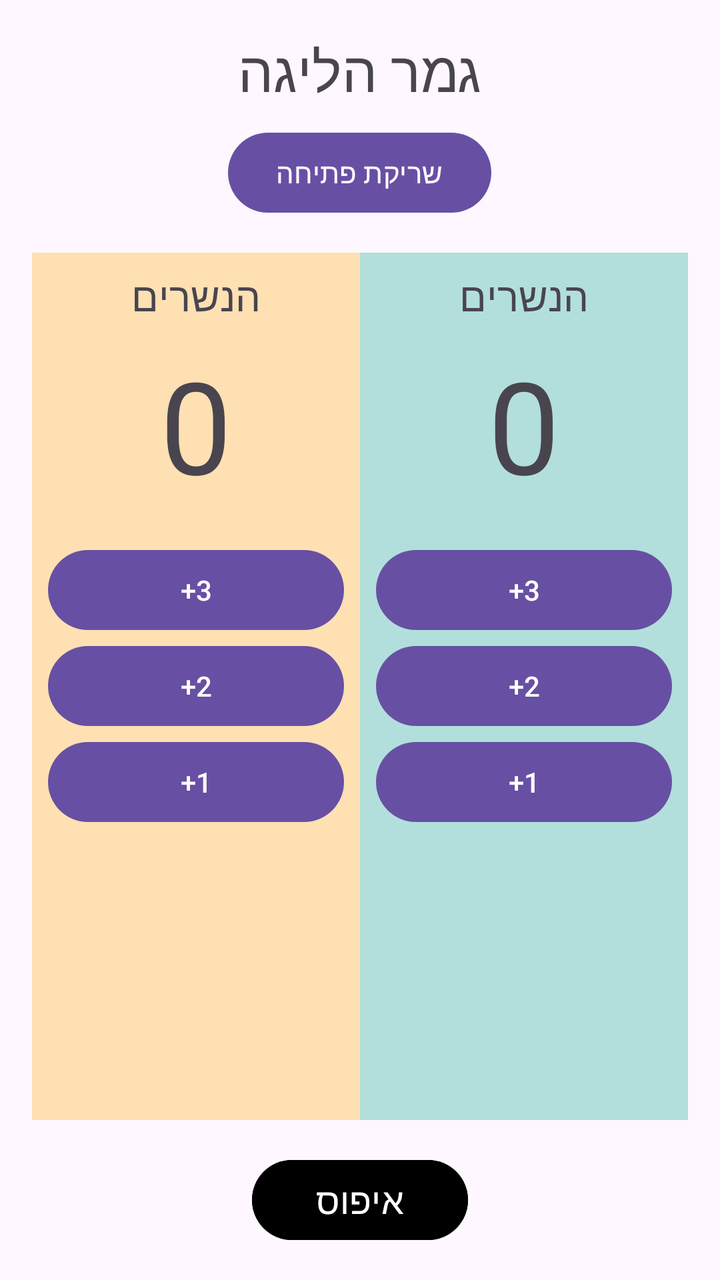
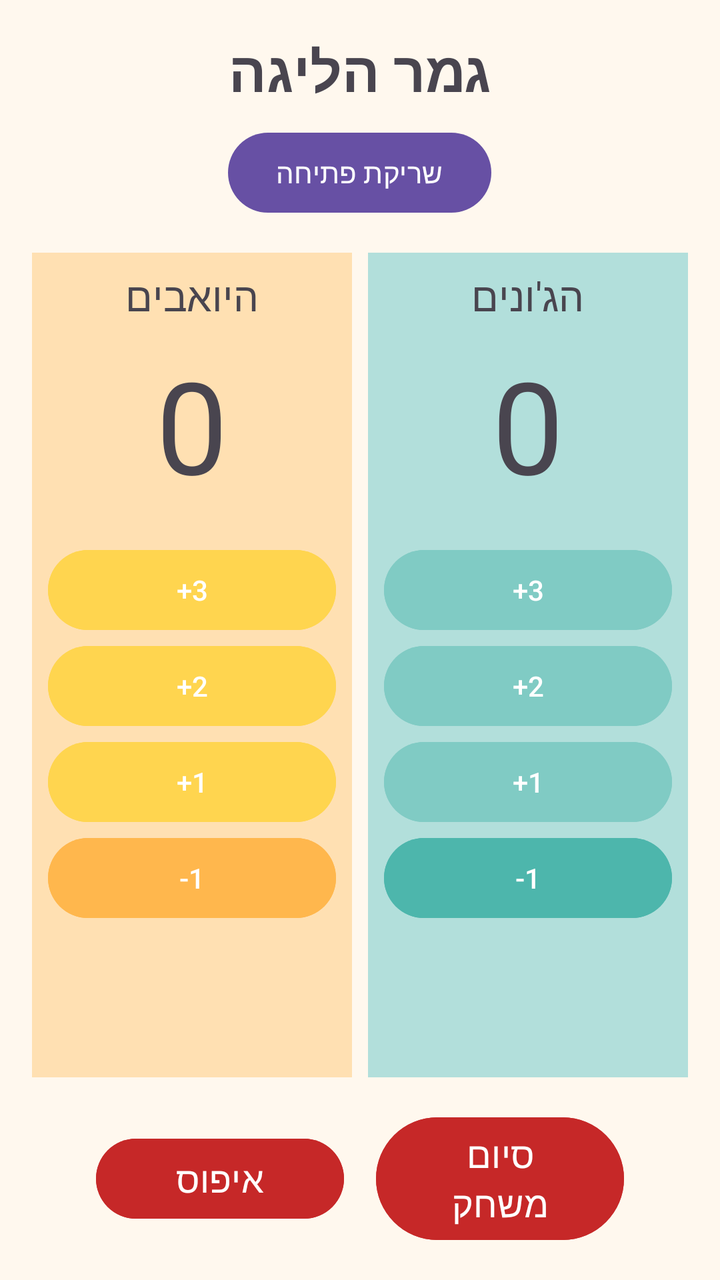

Two renders of the same Android screen: before a commit and after it. Below are the layout's source before the change and the commit's diff.
<!-- AndroidManifest.xml: application theme Theme.ScoreBoard -->
<!-- res/layout/activity_main.xml -->
<?xml version="1.0" encoding="utf-8"?>
<LinearLayout xmlns:android="http://schemas.android.com/apk/res/android"
    android:id="@+id/main"
    android:layout_width="match_parent"
    android:layout_height="match_parent"
    android:background="@color/screen_bg"
    android:orientation="vertical"
    android:padding="16dp">

    <TextView
        android:id="@+id/tvTitle"
        android:layout_width="match_parent"
        android:layout_height="wrap_content"
        android:gravity="center"
        android:text="גמר הליגה"
        android:textSize="28sp" />

    <Button
        android:id="@+id/btnWhistle"
        android:layout_width="wrap_content"
        android:layout_height="wrap_content"
        android:layout_gravity="center_horizontal"
        android:layout_marginTop="8dp"
        android:text="שריקת פתיחה" />
    <LinearLayout
        android:layout_width="match_parent"
        android:layout_height="0dp"
        android:layout_weight="1"
        android:layout_marginTop="16dp"
        android:orientation="horizontal">

        <LinearLayout
            android:layout_width="0dp"
            android:layout_height="match_parent"
            android:layout_weight="1"
            android:background="#FFE0B2"
            android:gravity="center_horizontal"
            android:orientation="vertical"
            android:padding="8dp">
            <TextView
                android:id="@+id/tvNameA"
                android:layout_width="wrap_content"
                android:layout_height="wrap_content"
                android:text="הנשרים"
                android:textSize="20sp" />

            <TextView
                android:id="@+id/tvScoreA"
                android:layout_width="wrap_content"
                android:layout_height="wrap_content"
                android:layout_marginTop="8dp"
                android:layout_marginBottom="16dp"
                android:text="0"
                android:textSize="64sp" />

            <Button
                android:id="@+id/btnA3"
                android:layout_width="match_parent"
                android:layout_height="wrap_content"
                android:text="+3" />

            <Button
                android:id="@+id/btnA2"
                android:layout_width="match_parent"
                android:layout_height="wrap_content"
                android:text="+2" />

            <Button
                android:id="@+id/btnA1"
                android:layout_width="match_parent"
                android:layout_height="wrap_content"
                android:text="+1" />
        </LinearLayout>

        <LinearLayout
            android:layout_width="0dp"
            android:layout_height="match_parent"
            android:layout_weight="1"
            android:background="#B2DFDB"
            android:gravity="center_horizontal"
            android:orientation="vertical"
            android:padding="8dp">

            <TextView
                android:id="@+id/tvNameB"
                android:layout_width="wrap_content"
                android:layout_height="wrap_content"
                android:text="הנשרים"
                android:textSize="20sp" />

            <TextView
                android:id="@+id/tvScoreB"
                android:layout_width="wrap_content"
                android:layout_height="wrap_content"
                android:layout_marginTop="8dp"
                android:layout_marginBottom="16dp"
                android:text="0"
                android:textSize="64sp" />

            <Button
                android:id="@+id/btnB3"
                android:layout_width="match_parent"
                android:layout_height="wrap_content"
                android:text="+3" />

            <Button
                android:id="@+id/btnB2"
                android:layout_width="match_parent"
                android:layout_height="wrap_content"
                android:text="+2" />

            <Button
                android:id="@+id/btnB1"
                android:layout_width="match_parent"
                android:layout_height="wrap_content"
                android:text="+1" />
        </LinearLayout>

    </LinearLayout>
    <Button
        android:id="@+id/btnReset"
        android:layout_width="wrap_content"
        android:layout_height="wrap_content"
        android:layout_gravity="center_horizontal"
        android:layout_marginTop="16dp"
        android:backgroundTint="@color/btn_reset"
        android:paddingStart="32dp"
        android:paddingEnd="32dp"
        android:text="איפוס"
        android:textColor="#FFFFFF"
        android:textSize="18sp" />

</LinearLayout>
<!-- resources referenced by this layout -->
<resources>
  <style name="Theme.ScoreBoard" parent="Base.Theme.ScoreBoard" />
  <style name="Base.Theme.ScoreBoard" parent="Theme.Material3.DayNight.NoActionBar">
          
          
      </style>
</resources>

<!-- the commit's change to res/layout/activity_main.xml (unified diff, before → after) -->
@@ -13,6 +13,7 @@
         android:layout_height="wrap_content"
         android:gravity="center"
         android:text="גמר הליגה"
+        android:textStyle="bold"
         android:textSize="28sp" />
 
     <Button
@@ -33,15 +34,16 @@
             android:layout_width="0dp"
             android:layout_height="match_parent"
             android:layout_weight="1"
-            android:background="#FFE0B2"
+            android:background="@color/team_a_bg"
             android:gravity="center_horizontal"
             android:orientation="vertical"
-            android:padding="8dp">
+            android:padding="8dp"
+            android:layout_marginEnd="8dp">
             <TextView
                 android:id="@+id/tvNameA"
                 android:layout_width="wrap_content"
                 android:layout_height="wrap_content"
-                android:text="הנשרים"
+                android:text="היואבים"
                 android:textSize="20sp" />
 
             <TextView
@@ -57,26 +59,36 @@
                 android:id="@+id/btnA3"
                 android:layout_width="match_parent"
                 android:layout_height="wrap_content"
+                android:backgroundTint="@color/team_a_button"
                 android:text="+3" />
 
             <Button
                 android:id="@+id/btnA2"
                 android:layout_width="match_parent"
                 android:layout_height="wrap_content"
+                android:backgroundTint="@color/team_a_button"
                 android:text="+2" />
 
             <Button
                 android:id="@+id/btnA1"
                 android:layout_width="match_parent"
                 android:layout_height="wrap_content"
+                android:backgroundTint="@color/team_a_button"
                 android:text="+1" />
+
+            <Button
+                android:id="@+id/btnAn1"
+                android:layout_width="match_parent"
+                android:layout_height="wrap_content"
+                android:backgroundTint="@color/team_a_button_reducer"
+                android:text="-1" />
         </LinearLayout>
 
         <LinearLayout
             android:layout_width="0dp"
             android:layout_height="match_parent"
             android:layout_weight="1"
-            android:background="#B2DFDB"
+            android:background="@color/team_b_bg"
             android:gravity="center_horizontal"
             android:orientation="vertical"
             android:padding="8dp">
@@ -85,7 +97,7 @@
                 android:id="@+id/tvNameB"
                 android:layout_width="wrap_content"
                 android:layout_height="wrap_content"
-                android:text="הנשרים"
+                android:text="הג'ונים"
                 android:textSize="20sp" />
 
             <TextView
@@ -101,33 +113,67 @@
                 android:id="@+id/btnB3"
                 android:layout_width="match_parent"
                 android:layout_height="wrap_content"
+                android:backgroundTint="@color/team_b_button"
                 android:text="+3" />
 
             <Button
                 android:id="@+id/btnB2"
                 android:layout_width="match_parent"
                 android:layout_height="wrap_content"
+                android:backgroundTint="@color/team_b_button"
                 android:text="+2" />
 
             <Button
                 android:id="@+id/btnB1"
                 android:layout_width="match_parent"
                 android:layout_height="wrap_content"
+                android:backgroundTint="@color/team_b_button"
                 android:text="+1" />
+
+            <Button
+                android:id="@+id/btnBn1"
+                android:layout_width="match_parent"
+                android:layout_height="wrap_content"
+                android:backgroundTint="@color/team_b_button_reducer"
+                android:text="-1" />
         </LinearLayout>
 
     </LinearLayout>
-    <Button
-        android:id="@+id/btnReset"
-        android:layout_width="wrap_content"
+    <LinearLayout
+        android:layout_width="match_parent"
         android:layout_height="wrap_content"
         android:layout_gravity="center_horizontal"
         android:layout_marginTop="16dp"
+        android:gravity="center"
         android:backgroundTint="@color/btn_reset"
         android:paddingStart="32dp"
         android:paddingEnd="32dp"
+        android:orientation="horizontal">
+    <Button
+        android:id="@+id/btnReset"
+        android:layout_width="0dp"
+        android:layout_height="wrap_content"
+        android:layout_weight="1"
+        android:layout_marginEnd="8dp"
+        android:backgroundTint="@color/btn_reset"
+        android:paddingStart="24dp"
+        android:paddingEnd="24dp"
         android:text="איפוס"
         android:textColor="#FFFFFF"
         android:textSize="18sp" />
+        <Button
+            android:id="@+id/btnEnd"
+            android:layout_width="0dp"
+            android:layout_height="wrap_content"
+            android:layout_weight="1"
+            android:layout_marginStart="8dp"
+            android:backgroundTint="@color/btn_reset"
+            android:paddingStart="24dp"
+            android:paddingEnd="24dp"
+            android:text="סיום משחק"
+            android:textColor="#FFFFFF"
+            android:textSize="18sp" />
+    </LinearLayout>
+
 
 </LinearLayout>
<!-- resource entries referenced after the edit -->
@@ -1,5 +1,13 @@
 <!-- resources referenced by this layout -->
 <resources>
+  <color name="btn_reset">#C62828</color>
+  <color name="screen_bg">#FFF8EE</color>
+  <color name="team_a_bg">#FFE0B2</color>
+  <color name="team_a_button">#FFD54F</color>
+  <color name="team_a_button_reducer">#FFB74D</color>
+  <color name="team_b_bg">#B2DFDB</color>
+  <color name="team_b_button">#80CBC4</color>
+  <color name="team_b_button_reducer">#4DB6AC</color>
   <style name="Theme.ScoreBoard" parent="Base.Theme.ScoreBoard" />
   <style name="Base.Theme.ScoreBoard" parent="Theme.Material3.DayNight.NoActionBar">
           
